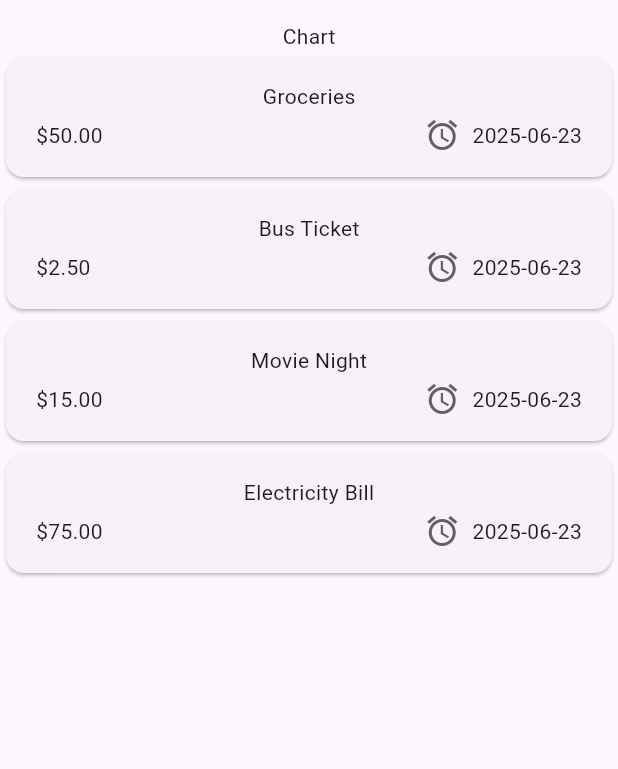
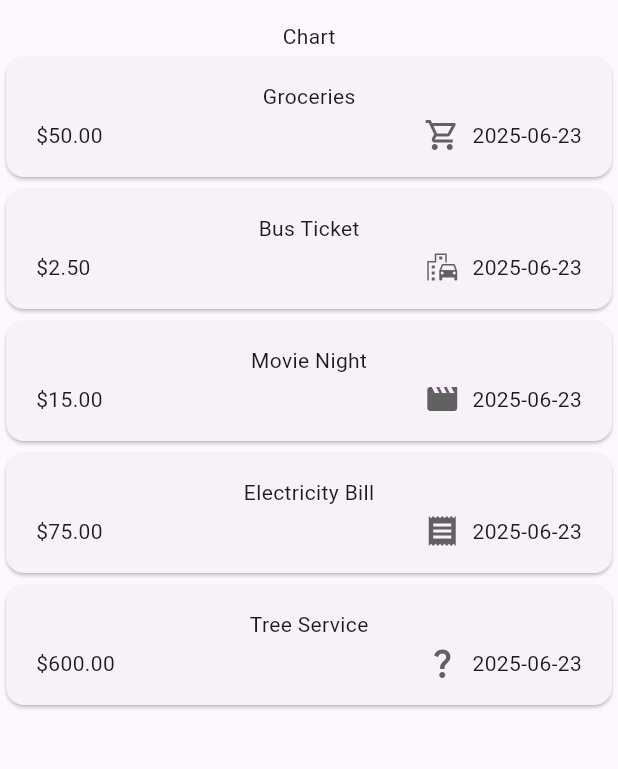
Before and after one commit to spinatose/expense_tracker, a Flutter app: the screen it shows after launch, on a phone screen of 412 x 824 dp, the part 63-832 px from its top. Run offline on Flutter 3.47's test engine with Material 3 defaults, Android fonts, the phone set to English and light mode, and no system bars.

Commit message:
added category icons

```diff
--- a/lib/domain/expense.dart
+++ b/lib/domain/expense.dart
@@ -1,3 +1,4 @@
+import 'package:flutter/material.dart';
 import 'package:uuid/uuid.dart';
 
 const Uuid uuid = Uuid();
@@ -8,6 +9,14 @@ enum Category {
   bills,
   other,
 }
+
+const categoryIcons = {
+  Category.food: Icons.local_grocery_store_outlined,
+  Category.travel: Icons.emoji_transportation,
+  Category.leisure: Icons.movie,
+  Category.bills: Icons.receipt,
+  Category.other: Icons.question_mark,
+};
 
 class Expense {
   final String id;
--- a/lib/presentation/screen/expenses_home.dart
+++ b/lib/presentation/screen/expenses_home.dart
@@ -35,6 +35,12 @@ class _ExpensesHomeState extends State<ExpensesHome> {
       date: DateTime.now(),
       category: Category.bills,
     ),
+    Expense(
+      title: 'Tree Service',
+      amount: 600.0,
+      date: DateTime.now(),
+      category: Category.other,
+    ),
   ];
 
   // void _addExpense(String expense) {
--- a/lib/presentation/widgets/expenses_list/expense_item.dart
+++ b/lib/presentation/widgets/expenses_list/expense_item.dart
@@ -20,7 +20,7 @@ class ExpenseItem extends StatelessWidget {
                 const Spacer(),
                 Row(children: [
                   Icon(
-                    Icons.alarm,
+                    categoryIcons[expense.category],
                     color: Colors.grey[700],
                   ),
                   const SizedBox(width: 8.0),
```
